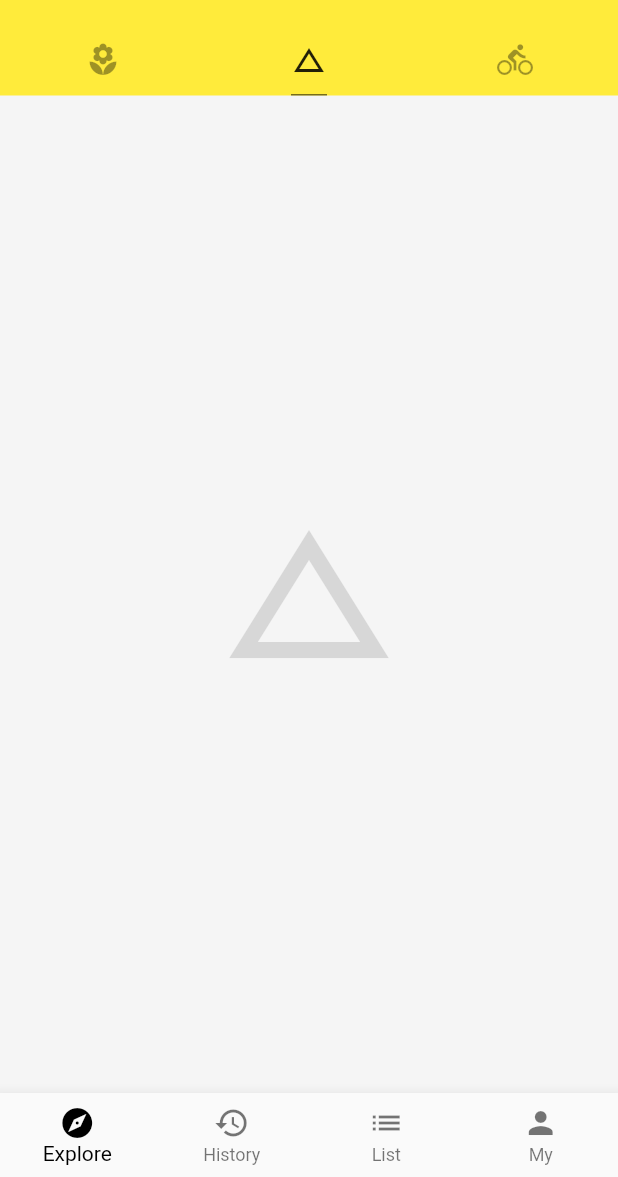
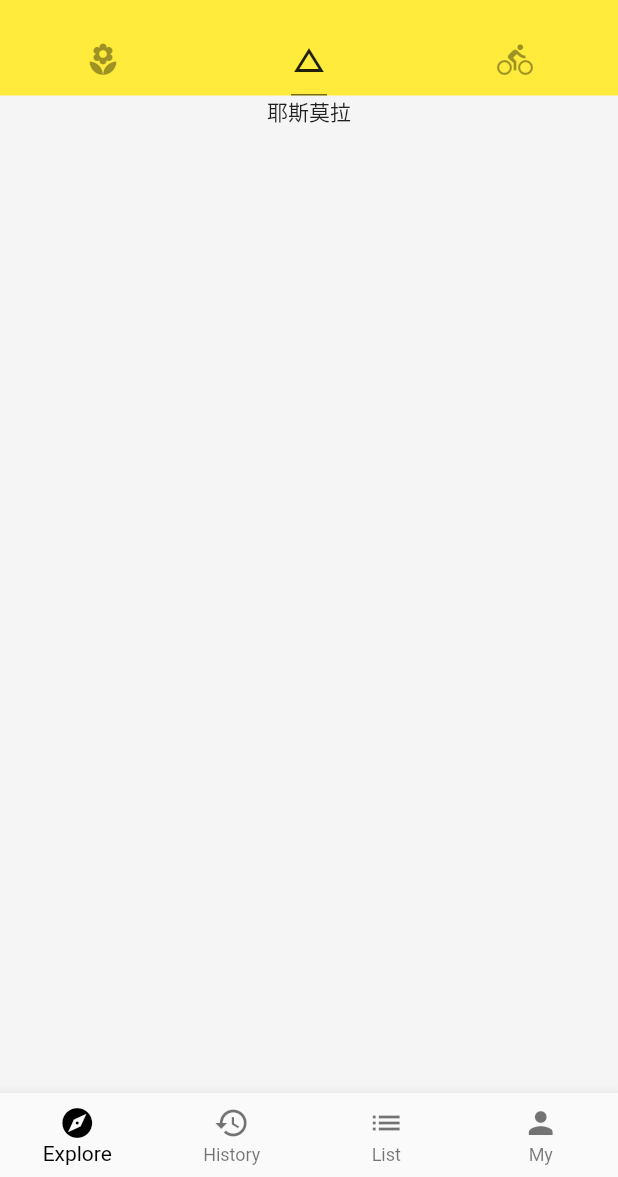
Before and after one commit to WangChao64/Flutter_demo, a Flutter app: the screen it shows after launch, tab 2 chosen, on a phone screen of 412 x 824 dp, the part 59-1236 px from its top. Run offline on Flutter 3.47's test engine with Material 2 defaults, Android fonts, the phone set to English and light mode, and no system bars; our stand-ins replace toast; network calls fail.

Commit message:
项目首页对应

```diff
--- /dev/null
+++ b/lib/demo/basic_demo.dart
@@ -0,0 +1,11 @@
+import 'package:flutter/material.dart';
+
+class BasicDemo extends StatelessWidget {
+  @override
+  Widget build(BuildContext context) {
+    return Text(
+      '耶斯莫拉',
+      textAlign: TextAlign.center,
+    );
+  }
+}
--- /dev/null
+++ b/lib/demo/bottom_navigation_bar_demo.dart
@@ -0,0 +1,41 @@
+import 'package:flutter/material.dart';
+
+class BottomNavigationBarDemo extends StatefulWidget {
+  @override
+  State<StatefulWidget> createState() {
+    return _BottomNavigationBarDemoState();
+  }
+}
+
+class _BottomNavigationBarDemoState extends State<BottomNavigationBarDemo> {
+  int _currentIndex = 0;
+
+  void _onTapHandler(int index) {
+    setState(() {
+      _currentIndex = index;
+    });
+  }
+
+  @override
+  Widget build(BuildContext context) {
+    return BottomNavigationBar(
+      currentIndex: _currentIndex,
+      onTap: _onTapHandler,
+      type: BottomNavigationBarType.fixed,
+      fixedColor: Colors.black,
+      items: [
+        BottomNavigationBarItem(
+            icon: Icon(Icons.explore), title: Text('Explore')),
+        BottomNavigationBarItem(
+          icon: Icon(Icons.history),
+          title: Text('History'),
+        ),
+        BottomNavigationBarItem(icon: Icon(Icons.list), title: Text('List')),
+        BottomNavigationBarItem(
+          icon: Icon(Icons.person),
+          title: Text('My'),
+        )
+      ],
+    );
+  }
+}
--- a/lib/main.dart
+++ b/lib/main.dart
@@ -1,7 +1,10 @@
 import 'package:flutter/material.dart';
-import 'package:flutter_app_test/constant.dart';
+import 'constant.dart';
+import 'demo/bottom_navigation_bar_demo.dart';
+import 'demo/listview_demo.dart';
 import 'package:toast/toast.dart';
 
+import 'demo/basic_demo.dart';
 import 'demo/drawer_demo.dart';
 
 void main() {
@@ -56,29 +59,14 @@ class Hello extends StatelessWidget {
             ),
           ),
           body: TabBarView(children: <Widget>[
-            Icon(Icons.local_florist, size: 128.0, color: Colors.black12),
-            Icon(Icons.change_history, size: 128.0, color: Colors.black12),
+            // Icon(Icons.local_florist, size: 128.0, color: Colors.black12),
+            ListViewDemo(),
+            // Icon(Icons.change_history, size: 128.0, color: Colors.black12),
+            BasicDemo(),
             Icon(Icons.directions_bike, size: 128.0, color: Colors.black12),
           ]),
           drawer: DrawerDemo(),
-          bottomNavigationBar: BottomNavigationBar(
-            type: BottomNavigationBarType.fixed,
-            fixedColor: Colors.black,
-            items: [
-              BottomNavigationBarItem(
-                  icon: Icon(Icons.explore), title: Text('Explore')),
-              BottomNavigationBarItem(
-                icon: Icon(Icons.history),
-                title: Text('History'),
-              ),
-              BottomNavigationBarItem(
-                  icon: Icon(Icons.list), title: Text('List')),
-              BottomNavigationBarItem(
-                icon: Icon(Icons.person),
-                title: Text('My'),
-              )
-            ],
-          ),
+          bottomNavigationBar: BottomNavigationBarDemo(),
         ));
   }
 }
```
Also changed, not shown: pubspec.yaml (+5 -4 lines), pubspec.lock, 6 other files.
